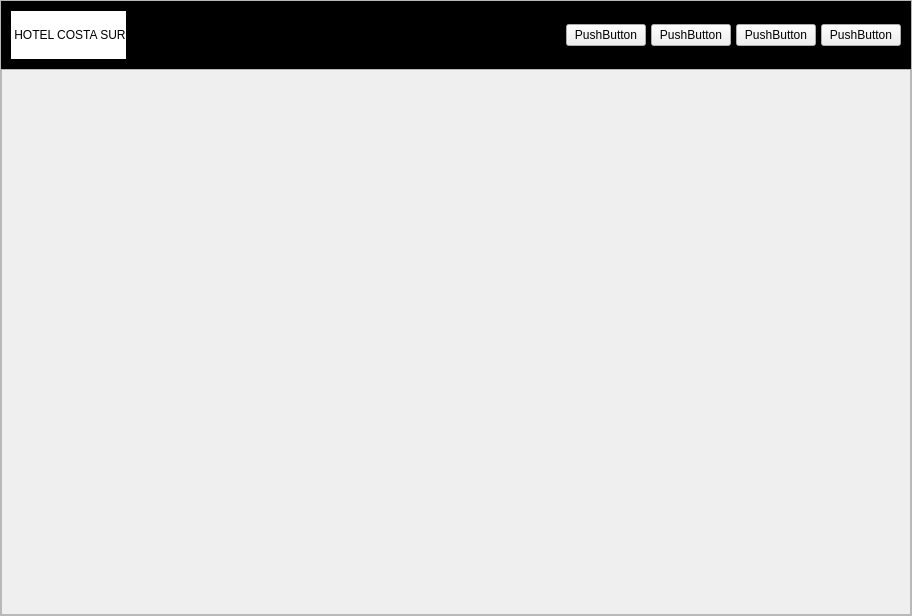
First picture: the form in habitacion.ui, repository smorcor744/pyQT, before the edit.
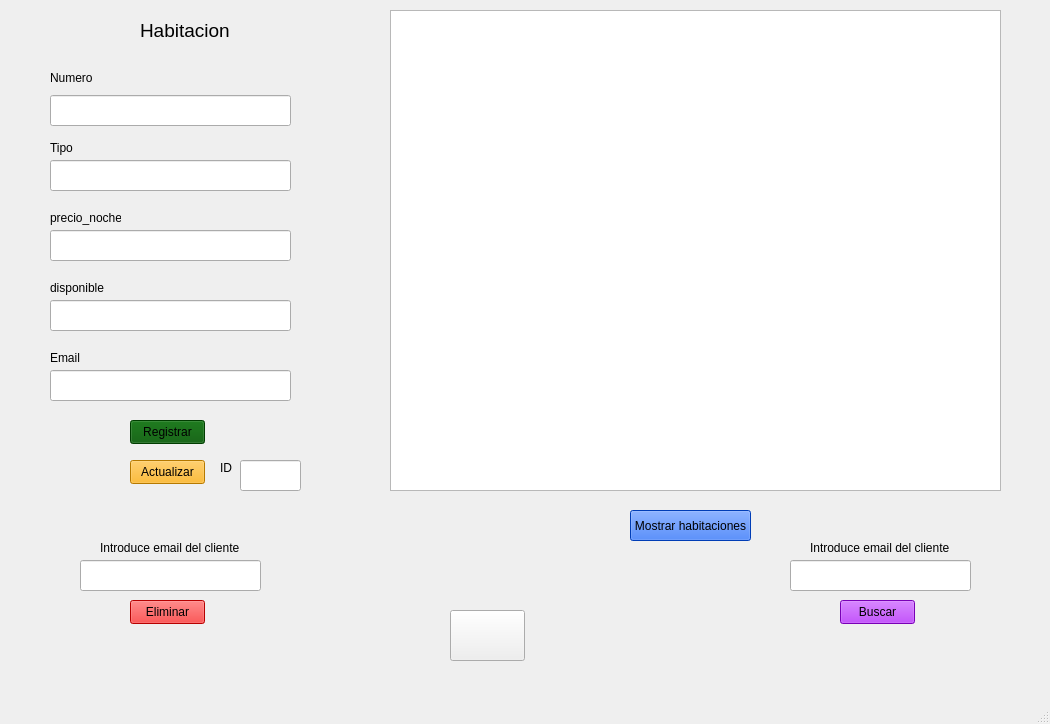
Second picture: the form after the edit. Icons and pictures are not drawn.

Commit message: new file:   BD_habitaciones.py 	new file:   __pycache__/BD_habitaciones.cpython-312.pyc 	modified:   habitacion.py 	modified:   habitacion.ui 	modified:   habitacion_ui.py 	new file:   hotel.db 	modified:   habitacion.ui

Diff of the .ui file:
```diff
--- a/habitacion.ui
+++ b/habitacion.ui
@@ -6,141 +6,336 @@
    <rect>
     <x>0</x>
     <y>0</y>
-    <width>912</width>
-    <height>616</height>
+    <width>1050</width>
+    <height>724</height>
    </rect>
   </property>
+  <property name="minimumSize">
+   <size>
+    <width>1050</width>
+    <height>680</height>
+   </size>
+  </property>
   <property name="windowTitle">
    <string>MainWindow</string>
   </property>
   <widget class="QWidget" name="centralwidget">
-   <layout class="QVBoxLayout" name="verticalLayout">
-    <property name="spacing">
-     <number>0</number>
+   <widget class="QLabel" name="label">
+    <property name="geometry">
+     <rect>
+      <x>140</x>
+      <y>10</y>
+      <width>91</width>
+      <height>41</height>
+     </rect>
     </property>
-    <property name="leftMargin">
-     <number>0</number>
+    <property name="font">
+     <font>
+      <pointsize>14</pointsize>
+     </font>
     </property>
-    <property name="topMargin">
-     <number>0</number>
+    <property name="text">
+     <string>Habitacion</string>
     </property>
-    <property name="rightMargin">
-     <number>0</number>
+   </widget>
+   <widget class="QLabel" name="label_2">
+    <property name="geometry">
+     <rect>
+      <x>50</x>
+      <y>70</y>
+      <width>49</width>
+      <height>16</height>
+     </rect>
     </property>
-    <property name="bottomMargin">
-     <number>0</number>
+    <property name="text">
+     <string>Numero</string>
     </property>
-    <item>
-     <widget class="QFrame" name="frame">
-      <property name="frameShape">
-       <enum>QFrame::Shape::StyledPanel</enum>
-      </property>
-      <property name="frameShadow">
-       <enum>QFrame::Shadow::Raised</enum>
-      </property>
-      <layout class="QVBoxLayout" name="verticalLayout_2" stretch="1,8">
-       <property name="spacing">
-        <number>0</number>
-       </property>
-       <property name="leftMargin">
-        <number>0</number>
-       </property>
-       <property name="topMargin">
-        <number>0</number>
-       </property>
-       <property name="rightMargin">
-        <number>0</number>
-       </property>
-       <property name="bottomMargin">
-        <number>0</number>
-       </property>
-       <item>
-        <widget class="QFrame" name="frame_superior">
-         <property name="styleSheet">
-          <string notr="true">QFrame {
-    background-color: rgb(0, 0, 0);
-}
-</string>
-         </property>
-         <property name="frameShape">
-          <enum>QFrame::Shape::StyledPanel</enum>
-         </property>
-         <property name="frameShadow">
-          <enum>QFrame::Shadow::Raised</enum>
-         </property>
-         <layout class="QHBoxLayout" name="horizontalLayout">
-          <property name="spacing">
-           <number>5</number>
-          </property>
-          <item>
-           <widget class="QLabel" name="label">
-            <property name="styleSheet">
-             <string notr="true">background-color:rgb(255, 255, 255)</string>
-            </property>
-            <property name="text">
-             <string> HOTEL COSTA SUR</string>
-            </property>
-           </widget>
-          </item>
-          <item>
-           <spacer name="horizontalSpacer">
-            <property name="orientation">
-             <enum>Qt::Orientation::Horizontal</enum>
-            </property>
-            <property name="sizeHint" stdset="0">
-             <size>
-              <width>521</width>
-              <height>20</height>
-             </size>
-            </property>
-           </spacer>
-          </item>
-          <item>
-           <widget class="QPushButton" name="pushButton_4">
-            <property name="text">
-             <string>PushButton</string>
-            </property>
-           </widget>
-          </item>
-          <item>
-           <widget class="QPushButton" name="pushButton_3">
-            <property name="text">
-             <string>PushButton</string>
-            </property>
-           </widget>
-          </item>
-          <item>
-           <widget class="QPushButton" name="pushButton_2">
-            <property name="text">
-             <string>PushButton</string>
-            </property>
-           </widget>
-          </item>
-          <item>
-           <widget class="QPushButton" name="pushButton">
-            <property name="text">
-             <string>PushButton</string>
-            </property>
-           </widget>
-          </item>
-         </layout>
-        </widget>
-       </item>
-       <item>
-        <widget class="QFrame" name="frame_inferior">
-         <property name="frameShape">
-          <enum>QFrame::Shape::StyledPanel</enum>
-         </property>
-         <property name="frameShadow">
-          <enum>QFrame::Shadow::Raised</enum>
-         </property>
-        </widget>
-       </item>
-      </layout>
-     </widget>
-    </item>
-   </layout>
+   </widget>
+   <widget class="QLabel" name="label_3">
+    <property name="geometry">
+     <rect>
+      <x>50</x>
+      <y>140</y>
+      <width>71</width>
+      <height>16</height>
+     </rect>
+    </property>
+    <property name="text">
+     <string>Tipo</string>
+    </property>
+   </widget>
+   <widget class="QLabel" name="label_4">
+    <property name="geometry">
+     <rect>
+      <x>50</x>
+      <y>210</y>
+      <width>71</width>
+      <height>16</height>
+     </rect>
+    </property>
+    <property name="text">
+     <string>precio_noche</string>
+    </property>
+   </widget>
+   <widget class="QLabel" name="label_5">
+    <property name="geometry">
+     <rect>
+      <x>50</x>
+      <y>350</y>
+      <width>71</width>
+      <height>16</height>
+     </rect>
+    </property>
+    <property name="text">
+     <string>Email</string>
+    </property>
+   </widget>
+   <widget class="QLabel" name="label_6">
+    <property name="geometry">
+     <rect>
+      <x>50</x>
+      <y>280</y>
+      <width>71</width>
+      <height>16</height>
+     </rect>
+    </property>
+    <property name="text">
+     <string>disponible</string>
+    </property>
+   </widget>
+   <widget class="QPushButton" name="bt_registrar_habitacion">
+    <property name="geometry">
+     <rect>
+      <x>130</x>
+      <y>420</y>
+      <width>75</width>
+      <height>24</height>
+     </rect>
+    </property>
+    <property name="styleSheet">
+     <string notr="true">background-color: rgb(0, 85, 0);</string>
+    </property>
+    <property name="text">
+     <string>Registrar</string>
+    </property>
+   </widget>
+   <widget class="QLineEdit" name="textNumero">
+    <property name="geometry">
+     <rect>
+      <x>50</x>
+      <y>95</y>
+      <width>241</width>
+      <height>31</height>
+     </rect>
+    </property>
+   </widget>
+   <widget class="QLineEdit" name="textTipo">
+    <property name="geometry">
+     <rect>
+      <x>50</x>
+      <y>160</y>
+      <width>241</width>
+      <height>31</height>
+     </rect>
+    </property>
+   </widget>
+   <widget class="QLineEdit" name="textprecio_noche">
+    <property name="geometry">
+     <rect>
+      <x>50</x>
+      <y>230</y>
+      <width>241</width>
+      <height>31</height>
+     </rect>
+    </property>
+   </widget>
+   <widget class="QLineEdit" name="textDisponible">
+    <property name="geometry">
+     <rect>
+      <x>50</x>
+      <y>300</y>
+      <width>241</width>
+      <height>31</height>
+     </rect>
+    </property>
+   </widget>
+   <widget class="QLineEdit" name="textEmail">
+    <property name="geometry">
+     <rect>
+      <x>50</x>
+      <y>370</y>
+      <width>241</width>
+      <height>31</height>
+     </rect>
+    </property>
+   </widget>
+   <widget class="QPushButton" name="bt_mostrar_habitaciones">
+    <property name="geometry">
+     <rect>
+      <x>630</x>
+      <y>510</y>
+      <width>121</width>
+      <height>31</height>
+     </rect>
+    </property>
+    <property name="styleSheet">
+     <string notr="true">background-color: rgb(0, 85, 255);</string>
+    </property>
+    <property name="text">
+     <string>Mostrar habitaciones</string>
+    </property>
+   </widget>
+   <widget class="QTableWidget" name="tablahabitaciones">
+    <property name="enabled">
+     <bool>true</bool>
+    </property>
+    <property name="geometry">
+     <rect>
+      <x>390</x>
+      <y>10</y>
+      <width>611</width>
+      <height>481</height>
+     </rect>
+    </property>
+   </widget>
+   <widget class="QLineEdit" name="textIdDelete">
+    <property name="geometry">
+     <rect>
+      <x>80</x>
+      <y>560</y>
+      <width>181</width>
+      <height>31</height>
+     </rect>
+    </property>
+   </widget>
+   <widget class="QLabel" name="label_7">
+    <property name="geometry">
+     <rect>
+      <x>100</x>
+      <y>540</y>
+      <width>141</width>
+      <height>16</height>
+     </rect>
+    </property>
+    <property name="text">
+     <string>Introduce email del cliente</string>
+    </property>
+   </widget>
+   <widget class="QPushButton" name="bt_eliminar_habitacion">
+    <property name="geometry">
+     <rect>
+      <x>130</x>
+      <y>600</y>
+      <width>75</width>
+      <height>24</height>
+     </rect>
+    </property>
+    <property name="styleSheet">
+     <string notr="true">background-color: rgb(255, 0, 0);</string>
+    </property>
+    <property name="text">
+     <string>Eliminar</string>
+    </property>
+   </widget>
+   <widget class="QPushButton" name="bt_actualizar_habitacion">
+    <property name="geometry">
+     <rect>
+      <x>130</x>
+      <y>460</y>
+      <width>75</width>
+      <height>24</height>
+     </rect>
+    </property>
+    <property name="styleSheet">
+     <string notr="true">background-color: rgb(255, 170, 0);</string>
+    </property>
+    <property name="text">
+     <string>Actualizar</string>
+    </property>
+   </widget>
+   <widget class="QLineEdit" name="textUserID">
+    <property name="geometry">
+     <rect>
+      <x>240</x>
+      <y>460</y>
+      <width>61</width>
+      <height>31</height>
+     </rect>
+    </property>
+   </widget>
+   <widget class="QLabel" name="label_8">
+    <property name="geometry">
+     <rect>
+      <x>220</x>
+      <y>460</y>
+      <width>21</width>
+      <height>16</height>
+     </rect>
+    </property>
+    <property name="text">
+     <string>ID</string>
+    </property>
+   </widget>
+   <widget class="QPushButton" name="bt_atras">
+    <property name="geometry">
+     <rect>
+      <x>450</x>
+      <y>610</y>
+      <width>75</width>
+      <height>51</height>
+     </rect>
+    </property>
+    <property name="text">
+     <string/>
+    </property>
+    <property name="icon">
+     <iconset theme="go-previous"/>
+    </property>
+   </widget>
+   <widget class="QLineEdit" name="textIdBuscar">
+    <property name="geometry">
+     <rect>
+      <x>790</x>
+      <y>560</y>
+      <width>181</width>
+      <height>31</height>
+     </rect>
+    </property>
+    <property name="text">
+     <string/>
+    </property>
+   </widget>
+   <widget class="QLabel" name="label_9">
+    <property name="geometry">
+     <rect>
+      <x>810</x>
+      <y>540</y>
+      <width>141</width>
+      <height>16</height>
+     </rect>
+    </property>
+    <property name="text">
+     <string>Introduce email del cliente</string>
+    </property>
+   </widget>
+   <widget class="QPushButton" name="bt_buscar_habitacion">
+    <property name="geometry">
+     <rect>
+      <x>840</x>
+      <y>600</y>
+      <width>75</width>
+      <height>24</height>
+     </rect>
+    </property>
+    <property name="styleSheet">
+     <string notr="true">background-color: rgb(170, 0, 255);</string>
+    </property>
+    <property name="text">
+     <string>Buscar</string>
+    </property>
+   </widget>
   </widget>
+  <widget class="QStatusBar" name="statusbar"/>
  </widget>
  <resources/>
  <connections/>
```
The commit also changes 5 other files.
